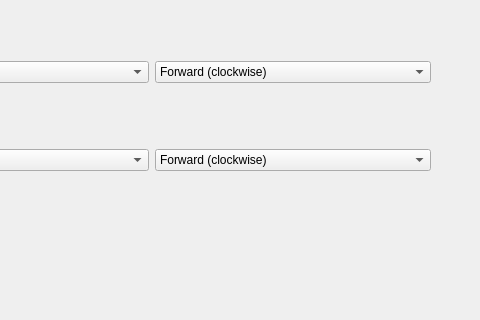
First picture: the form in editinterlockingwindow.ui, repository penguintutor/lc-building, before the edit; both pictures show x 420 to 900 and y 110 to 430 of the 900 by 600 pixel window.
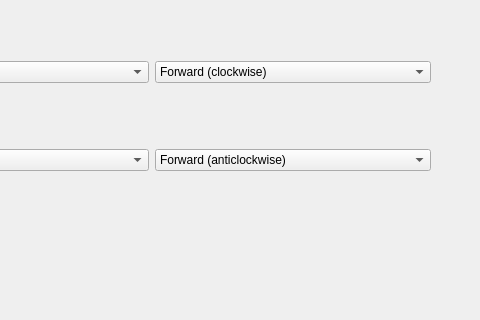
Second picture: the form after the edit.

The edit to the form file:
```diff
--- a/editinterlockingwindow.ui
+++ b/editinterlockingwindow.ui
@@ -89,7 +89,7 @@
       <widget class="QComboBox" name="secondaryReverseCombo">
        <item>
         <property name="text">
-         <string>Forward (clockwise)</string>
+         <string>Forward (anticlockwise)</string>
         </property>
        </item>
        <item>
```
Left out of the diff: 2 changed lines with no effect on the pictures.
